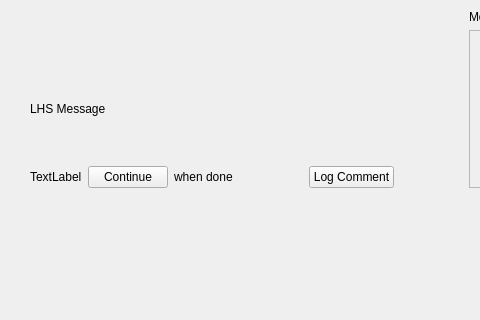
Old version of the form form.ui in the repository ShadyBarrios/CS179_P3; both pictures show x 0 to 480 and y 0 to 320 of the 934 by 700 pixel window.
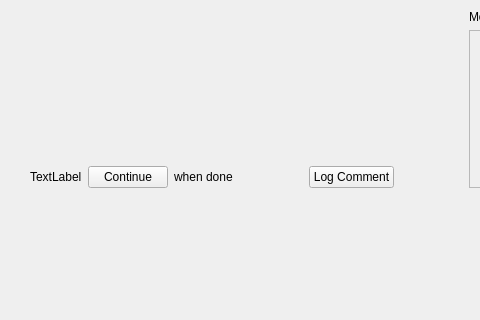
New version of the form. The open tabs and pages were chosen to show the change.

The edit to the form file:
```diff
--- a/form.ui
+++ b/form.ui
@@ -154,11 +154,22 @@
            <item>
             <layout class="QHBoxLayout" name="MessageLhsLayout">
              <item>
+              <layout class="QVBoxLayout" name="verticalLayout">
+               <item>
+                <widget class="QLabel" name="SolutionMetadataLabel">
+                 <property name="text">
+                  <string/>
+                 </property>
+                </widget>
+               </item>
+               <item>
               <widget class="QLabel" name="MessageLhsLabel">
                <property name="text">
-                <string>LHS Message</string>
-               </property>
-              </widget>
+                  <string/>
+                 </property>
+                </widget>
+               </item>
+              </layout>
              </item>
              <item>
               <spacer name="horizontalSpacer_9">
```
Left out of the diff: 2 changed lines with no effect on the pictures. Lines whose indentation alone changed are shown as unchanged.
